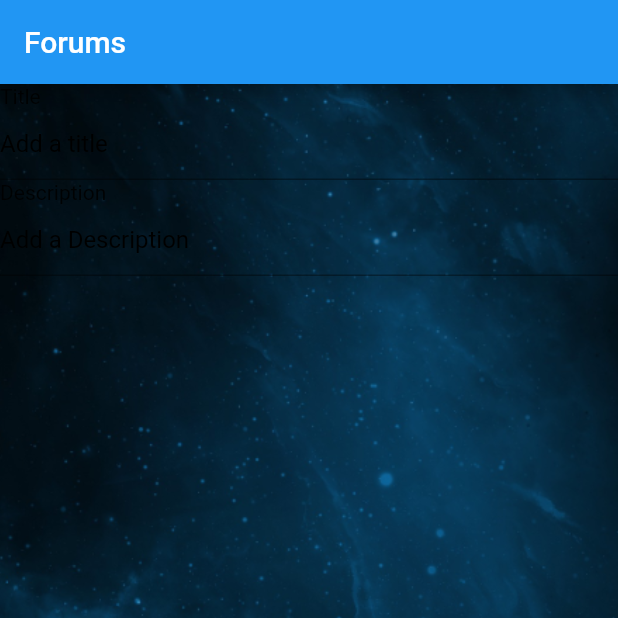
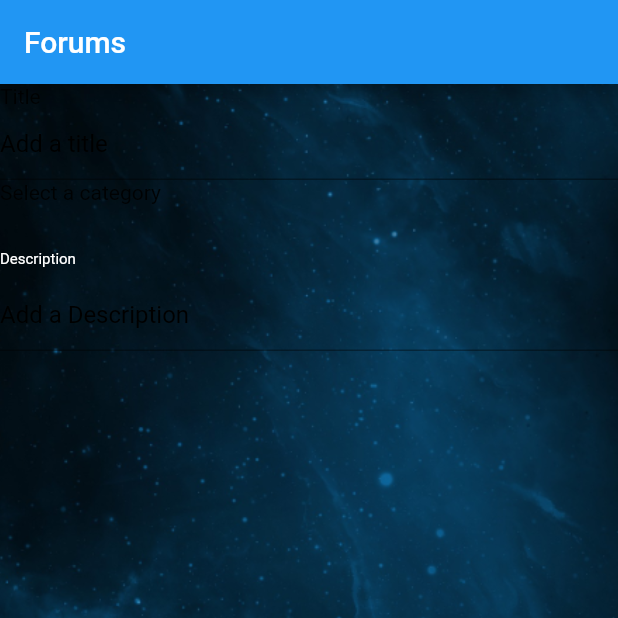
Before and after one commit to moehared/Climate-awareness-V2, a Flutter app: the ForumView screen opened directly, on a phone screen of 412 x 824 dp, the top half of it. Run offline on Flutter 3.47's test engine with Material 2 defaults, Android fonts, the phone set to English and light mode, and no system bars; our stand-ins replace cloud_firestore, firebase_auth, firebase_core, flutter_pw_validator, get_it; accounts and stored records are empty.

Commit message:
feat: continuing post

```diff
--- a/app/lib/common/routes/app_routes.dart
+++ b/app/lib/common/routes/app_routes.dart
@@ -7,6 +7,7 @@ import 'package:app/ui/views/location-view/location-view.dart';
 import 'package:app/ui/views/profile-view/profile-view.dart';
 import 'package:app/ui/views/user-registeration-view/user_registeration_view.dart';
 import 'package:flutter/material.dart';
+import 'package:app/ui/views/forum-view/forum-posts.dart';
 
 class AppRouter {
   static Route<dynamic> generateRoute(RouteSettings settings) {
@@ -15,6 +16,8 @@ class AppRouter {
         return MaterialPageRoute(builder: (_) => UserRegisterationFormView());
       case ConfirmEmailView.routeName:
         return MaterialPageRoute(builder: (_) => ConfirmEmailView());
+      case ForumView.routeName:
+        return MaterialPageRoute(builder: (_) => ForumView());
       // case CommunityView.routeName:
       //   return MaterialPageRoute(builder: (_) => CommunityView());
       //   case ChatView.routeName:
--- a/app/lib/ui/views/forum-view/forum-posts.dart
+++ b/app/lib/ui/views/forum-view/forum-posts.dart
@@ -2,7 +2,7 @@ import 'package:app/ui/widgets/image-widgets/background_image.dart';
 import 'package:flutter/material.dart';
 import 'package:app/domain/viewmodel/buildView_modelTemplate.dart/buildView_modelTemplate.dart';
 import 'package:app/domain/viewmodel/forum-posts-viewmodel/forum_posts_viewmodel.dart';
-
+import 'package:app/ui/widgets/forum-post-widget/drop-down-widget.dart';
 class ForumView extends StatelessWidget {
   static const routeName = '/ForumView';
   const ForumView({Key? key}) : super(key: key);
@@ -28,7 +28,12 @@ class ForumView extends StatelessWidget {
                         hintStyle: TextStyle(color: Colors.black),
                         hintText: "Add a title"),
                   ),
-                  Text("Description"),
+                  Text("Select a category"),
+
+                  Text("Description",
+                  style: TextStyle(height: 5, fontSize: 10, color: Colors.white),
+
+                  ),
                   TextField(
                     maxLines: null,
                     decoration: InputDecoration(
--- a/app/lib/ui/widgets/forum-post-widget/create-post-widget.dart
+++ b/app/lib/ui/widgets/forum-post-widget/create-post-widget.dart
@@ -1,5 +1,5 @@
 import 'package:flutter/material.dart';
-
+import 'package:app/ui/widgets/forum-post-widget/drop-down-widget.dart';
 class CreateForumPost extends StatelessWidget {
   @override
   Widget build(BuildContext context) {
@@ -19,6 +19,8 @@ class CreateForumPost extends StatelessWidget {
               return null;
             },
           ),
+          Text("Select a Catergory"),
+          DropDownMenuWidget(),
           TextFormField(
             maxLines: null,
             textInputAction: TextInputAction.next,
@@ -31,6 +33,7 @@ class CreateForumPost extends StatelessWidget {
               }
               return null;
             },
+
           ),
         ],
       ),
```
Also changed, not shown: app/lib/ui/widgets/forum-post-widget/drop-down-widget.dart (+23 -2 lines).
